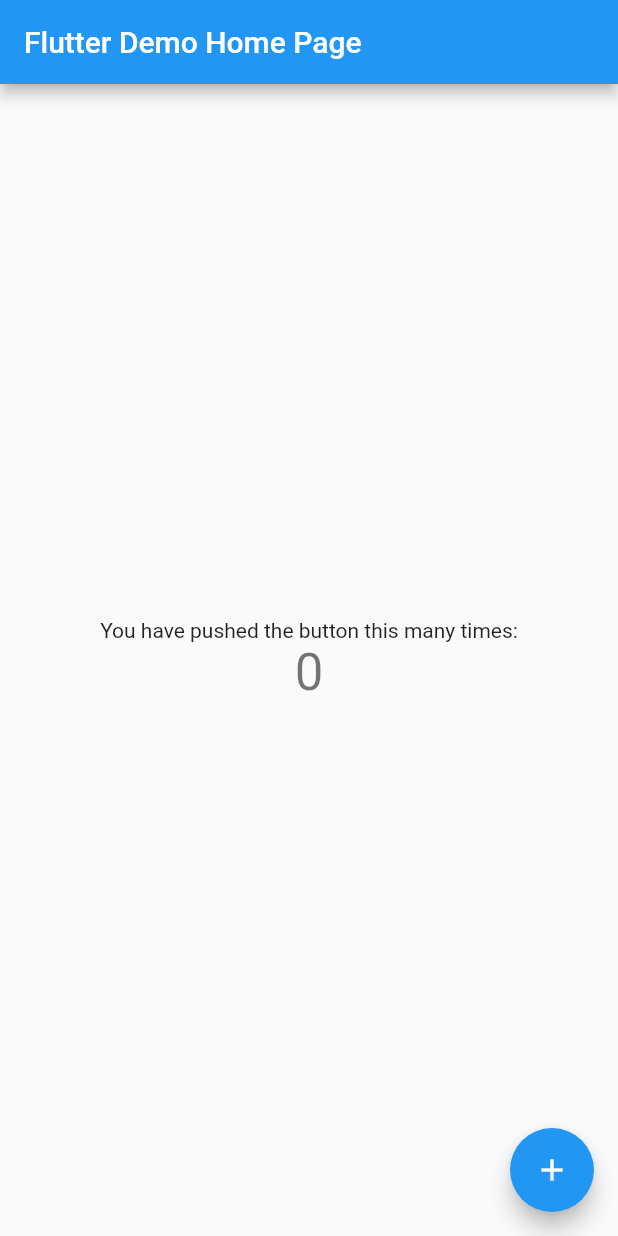
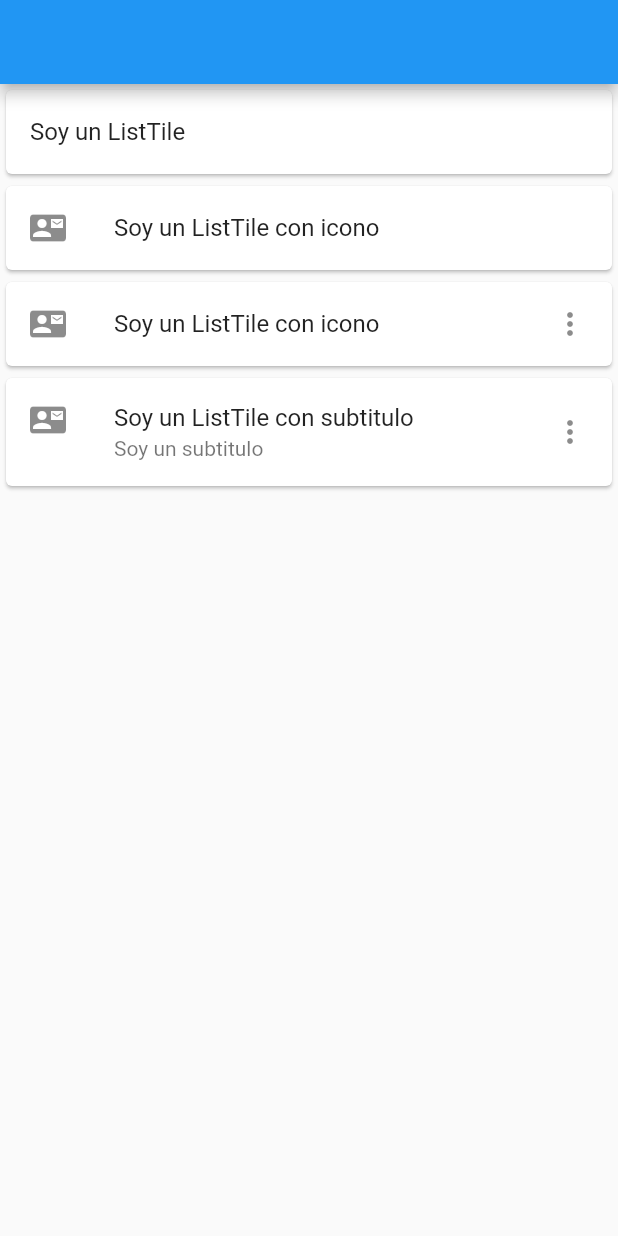
Before and after one commit to martinchoC/Flutter-tutorials, a Flutter app: the screen it shows after launch, on a phone screen of 412 x 824 dp. Run offline on Flutter 3.47's test engine with Material 2 defaults, Android fonts, the phone set to English and light mode, and no system bars.

Commit message:
creation of a ListView with different ListTiles using Card

```diff
--- a/flutter_components/components_03_listtile/lib/main.dart
+++ b/flutter_components/components_03_listtile/lib/main.dart
@@ -6,110 +6,62 @@ void main() {
 
 class MyApp extends StatelessWidget {
   const MyApp({Key? key}) : super(key: key);
-
-  // This widget is the root of your application.
   @override
   Widget build(BuildContext context) {
     return MaterialApp(
       title: 'Flutter Demo',
       theme: ThemeData(
-        // This is the theme of your application.
-        //
-        // Try running your application with "flutter run". You'll see the
-        // application has a blue toolbar. Then, without quitting the app, try
-        // changing the primarySwatch below to Colors.green and then invoke
-        // "hot reload" (press "r" in the console where you ran "flutter run",
-        // or simply save your changes to "hot reload" in a Flutter IDE).
-        // Notice that the counter didn't reset back to zero; the application
-        // is not restarted.
         primarySwatch: Colors.blue,
       ),
-      home: const MyHomePage(title: 'Flutter Demo Home Page'),
+      home: MyHomePage(),
     );
   }
 }
 
 class MyHomePage extends StatefulWidget {
-  const MyHomePage({Key? key, required this.title}) : super(key: key);
-
-  // This widget is the home page of your application. It is stateful, meaning
-  // that it has a State object (defined below) that contains fields that affect
-  // how it looks.
-
-  // This class is the configuration for the state. It holds the values (in this
-  // case the title) provided by the parent (in this case the App widget) and
-  // used by the build method of the State. Fields in a Widget subclass are
-  // always marked "final".
-
-  final String title;
-
   @override
   State<MyHomePage> createState() => _MyHomePageState();
 }
 
 class _MyHomePageState extends State<MyHomePage> {
-  int _counter = 0;
-
-  void _incrementCounter() {
-    setState(() {
-      // This call to setState tells the Flutter framework that something has
-      // changed in this State, which causes it to rerun the build method below
-      // so that the display can reflect the updated values. If we changed
-      // _counter without calling setState(), then the build method would not be
-      // called again, and so nothing would appear to happen.
-      _counter++;
-    });
-  }
-
   @override
   Widget build(BuildContext context) {
-    // This method is rerun every time setState is called, for instance as done
-    // by the _incrementCounter method above.
-    //
-    // The Flutter framework has been optimized to make rerunning build methods
-    // fast, so that you can just rebuild anything that needs updating rather
-    // than having to individually change instances of widgets.
     return Scaffold(
-      appBar: AppBar(
-        // Here we take the value from the MyHomePage object that was created by
-        // the App.build method, and use it to set our appbar title.
-        title: Text(widget.title),
+      appBar: AppBar(),
+      body: ListView(
+        children: const <Widget>[
+          //ListTile with title
+          Card(
+            child: ListTile(
+              title: Text("Soy un ListTile"),
+            ),
+          ),
+          //ListTile with icon
+          Card(
+            child: ListTile(
+              leading: Icon(Icons.contact_mail),
+              title: Text("Soy un ListTile con icono"),
+            ),
+          ),
+          //ListTile with icon and trailing
+          Card(
+            child: ListTile(
+              leading: Icon(Icons.contact_mail),
+              trailing: Icon(Icons.more_vert),
+              title: Text("Soy un ListTile con icono"),
+            ),
+          ),
+          //ListTile with icon, trailing and subtitle
+          Card(
+            child: ListTile(
+              leading: Icon(Icons.contact_mail),
+              trailing: Icon(Icons.more_vert),
+              title: Text("Soy un ListTile con subtitulo"),
+              subtitle: Text("Soy un subtitulo"),
+            ),
+          ),
+        ],
       ),
-      body: Center(
-        // Center is a layout widget. It takes a single child and positions it
-        // in the middle of the parent.
-        child: Column(
-          // Column is also a layout widget. It takes a list of children and
-          // arranges them vertically. By default, it sizes itself to fit its
-          // children horizontally, and tries to be as tall as its parent.
-          //
-          // Invoke "debug painting" (press "p" in the console, choose the
-          // "Toggle Debug Paint" action from the Flutter Inspector in Android
-          // Studio, or the "Toggle Debug Paint" command in Visual Studio Code)
-          // to see the wireframe for each widget.
-          //
-          // Column has various properties to control how it sizes itself and
-          // how it positions its children. Here we use mainAxisAlignment to
-          // center the children vertically; the main axis here is the vertical
-          // axis because Columns are vertical (the cross axis would be
-          // horizontal).
-          mainAxisAlignment: MainAxisAlignment.center,
-          children: <Widget>[
-            const Text(
-              'You have pushed the button this many times:',
-            ),
-            Text(
-              '$_counter',
-              style: Theme.of(context).textTheme.headline4,
-            ),
-          ],
-        ),
-      ),
-      floatingActionButton: FloatingActionButton(
-        onPressed: _incrementCounter,
-        tooltip: 'Increment',
-        child: const Icon(Icons.add),
-      ), // This trailing comma makes auto-formatting nicer for build methods.
     );
   }
 }
```
